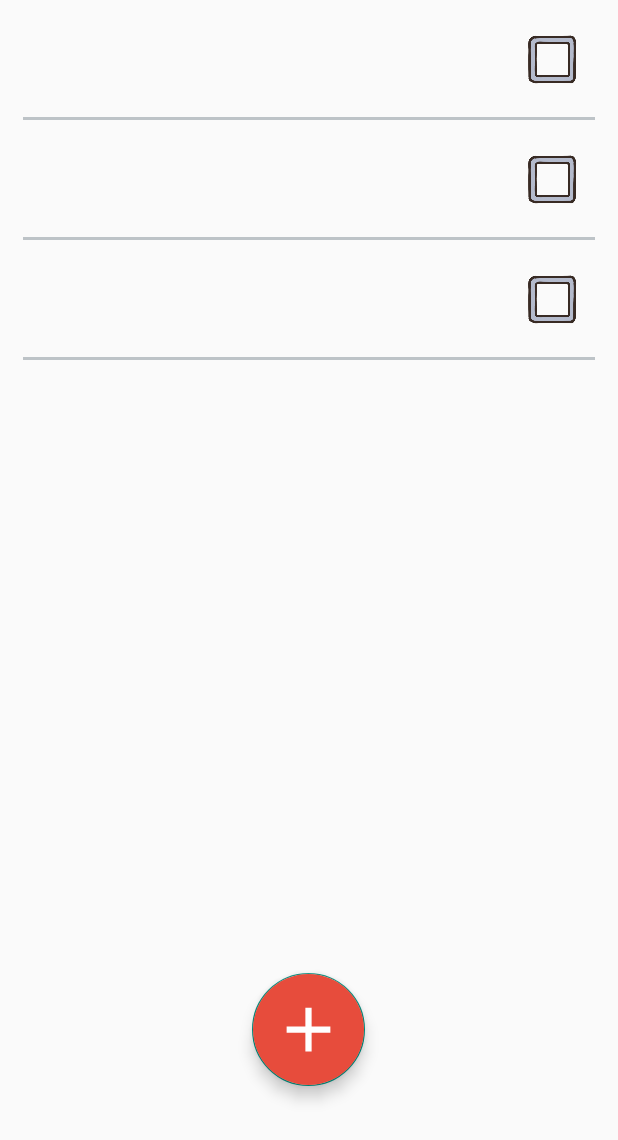
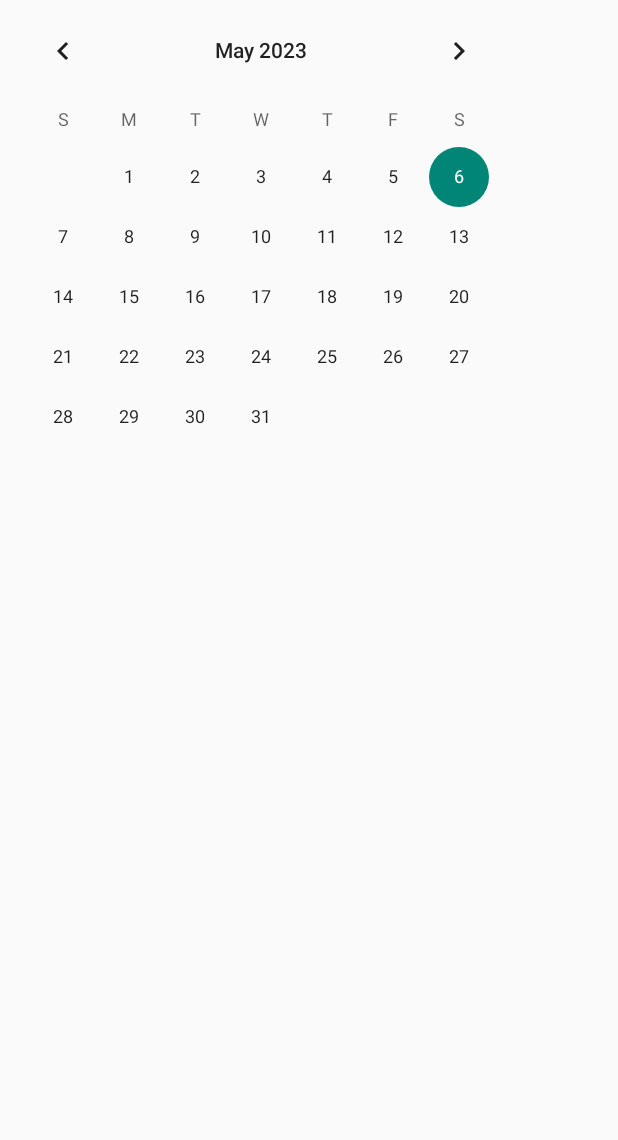
Before and after one commit to SY97P/lets_bucket_android, an Android app: the layout fragment_thisyear.xml on its own in the app's theme, with its tools: preview values and no code run, on a phone screen of 412 x 824 dp. Shown: the top 1140 px of the screen. Run offline under Robolectric (Android 15) with nearby library versions, the phone set to English and light mode, and no system bars.

```diff
--- a/app/src/main/java/com/bucket/letsbucket/fragment/LifeTypeFragment.kt
+++ b/app/src/main/java/com/bucket/letsbucket/fragment/LifeTypeFragment.kt
@@ -6,7 +6,6 @@ import android.view.LayoutInflater
 import android.view.View
 import android.view.ViewGroup
 import androidx.recyclerview.widget.GridLayoutManager
-import androidx.recyclerview.widget.LinearLayoutManager
 import com.bucket.letsbucket.adaptor.LifeTypeAdapter
 import com.bucket.letsbucket.databinding.FragmentLifeTypeBinding
 import com.bucket.letsbucket.util.DataUtil
@@ -28,7 +27,7 @@ class LifeTypeFragment : Fragment() {
         binding = FragmentLifeTypeBinding.inflate(inflater, container, false)
         lifeTypeAdapter = LifeTypeAdapter(requireContext(), DataUtil.LIFE_TYPE_LIST)
         binding.lifeTypeList.adapter = lifeTypeAdapter
-        binding.lifeTypeList.layoutManager = GridLayoutManager(context, 3)
+        binding.lifeTypeList.layoutManager = GridLayoutManager(context, 3, GridLayoutManager.VERTICAL, false)
         return binding.root
     }
 }
--- a/app/src/main/res/layout/activity_detail.xml
+++ b/app/src/main/res/layout/activity_detail.xml
@@ -228,6 +228,7 @@
                 <EditText
                     android:id="@+id/bucket_detail_text"
                     android:hint="계획이나 현황을 적어보세요!"
+                    android:textColorHint="@color/orange"
                     android:backgroundTint="@color/orange"
                     android:foregroundTint="@color/orange"
                     android:drawableTint="@color/orange"
--- a/app/src/main/res/layout/fragment_thisyear.xml
+++ b/app/src/main/res/layout/fragment_thisyear.xml
@@ -6,24 +6,8 @@
     xmlns:app="http://schemas.android.com/apk/res-auto"
     tools:context=".fragment.ThisYearFragment">
 
-    <androidx.recyclerview.widget.RecyclerView
-        android:id="@+id/this_year_bucket_list"
-        android:layout_width="match_parent"
-        android:layout_height="match_parent"
-        tools:listitem="@layout/item_bucket_recycler_view"/>
-
-    <com.google.android.material.floatingactionbutton.FloatingActionButton
-        android:id="@+id/fab"
-        app:fabCustomSize="75dp"
-        app:maxImageSize="50dp"
+    <CalendarView
+        android:id="@+id/calendarView"
         android:layout_width="wrap_content"
-        android:layout_height="wrap_content"
-        android:layout_gravity="bottom|center"
-        android:layout_marginBottom="100dp"
-        android:backgroundTint="@color/red"
-        android:tint="@null"
-        android:contentDescription="@string/add"
-        android:foregroundGravity="bottom|center"
-        android:src="@drawable/baseline_add_24" />
-
+        android:layout_height="wrap_content" />
 </FrameLayout>
```
Also changed, not shown: app/src/main/java/com/bucket/letsbucket/adaptor/BucketAdapter.kt (+5 -11 lines), app/src/main/java/com/bucket/letsbucket/fragment/ThisYearFragment.kt (+1 -18 lines), app/src/main/res/layout/item_life_type_recycler_view.xml (+3 -6 lines).
